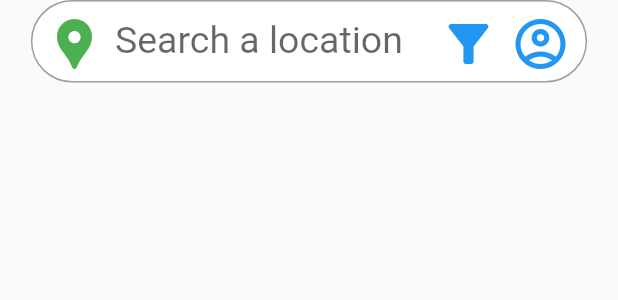
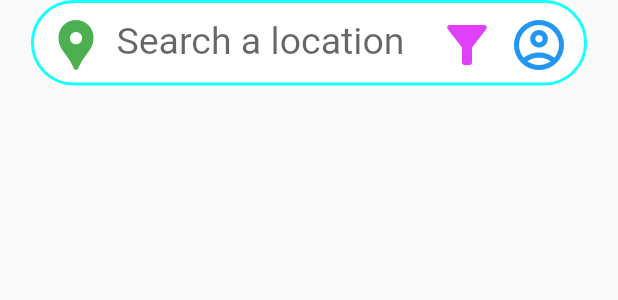
Before and after one commit to Super-Mean-Biker-Gang/bikeapp, a Flutter app: the MapSearchBar widget shown alone on an empty page, opened directly, on a phone screen of 412 x 824 dp. Shown: the top 300 px of the screen. Run offline on Flutter 3.47's test engine with Material 2 defaults, Android fonts, the phone set to English and light mode, and no system bars; our stand-ins replace cloud_firestore, email_validator, firebase_auth, firebase_core, firebase_storage, geolocator and 3 more; missing offline and left inert: flutter_config; accounts and stored records are empty.

Commit message:
Color accent styling on some Map elements to fit theme

```diff
--- a/lib/screens/map_screen.dart
+++ b/lib/screens/map_screen.dart
@@ -82,6 +82,7 @@ class MapScreenState extends State<MapScreen> {
         },
         tooltip: 'Center map on Location',
         child: Icon(Icons.my_location),
+        backgroundColor: Colors.blue
       ),
     );
   }
--- a/lib/widgets/map_search_bar.dart
+++ b/lib/widgets/map_search_bar.dart
@@ -1,5 +1,6 @@
 import 'package:flutter/material.dart';
 import 'package:flutter/cupertino.dart';
+import 'package:bikeapp/models/responsive_size.dart';
 
 class MapSearchBar extends StatelessWidget {
   @override
@@ -12,7 +13,7 @@ class MapSearchBar extends StatelessWidget {
           left: queryData.size.width * .05, right: queryData.size.width * .05),
       decoration: BoxDecoration(
           color: Colors.white,
-          border: Border.all(color: Colors.grey),
+          border: Border.all(color: Colors.cyanAccent, width: responsiveHeight(1.0)),
           borderRadius: BorderRadius.all(Radius.circular(50))),
       child: Stack(
         children: [
@@ -47,7 +48,7 @@ class MapSearchBar extends StatelessWidget {
                     },
                     tooltip: 'Filter bikes',
                     icon: Icon(Icons.filter_alt,
-                        color: Colors.blue,
+                        color: Colors.purpleAccent,
                         size: queryData.textScaleFactor * 40),
                   ),
                   IconButton(
```
